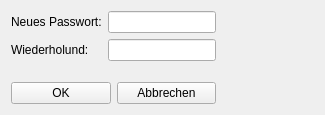
DenisReznikov/Smile, file Smile/UI/new_passwort.ui: the form before one commit.
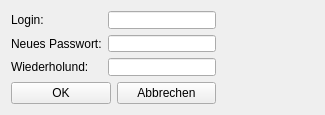
The form after the commit.

What changed in the file:
```diff
--- a/Smile/UI/new_passwort.ui
+++ b/Smile/UI/new_passwort.ui
@@ -31,29 +31,43 @@
   <layout class="QGridLayout" name="gridLayout">
    <item row="0" column="0">
     <layout class="QFormLayout" name="formLayout">
-     <item row="0" column="0">
+     <item row="1" column="0">
       <widget class="QLabel" name="label_2">
        <property name="text">
         <string>Neues Passwort:</string>
        </property>
       </widget>
      </item>
-     <item row="0" column="1">
-      <widget class="QLineEdit" name="password">
+     <item row="1" column="1">
+      <widget class="QLineEdit" name="linePasswordF">
        <property name="echoMode">
         <enum>QLineEdit::Password</enum>
        </property>
       </widget>
      </item>
-     <item row="1" column="0">
+     <item row="2" column="0">
       <widget class="QLabel" name="label">
        <property name="text">
         <string>Wiederholund:</string>
        </property>
       </widget>
      </item>
-     <item row="1" column="1">
-      <widget class="QLineEdit" name="UserName"/>
+     <item row="2" column="1">
+      <widget class="QLineEdit" name="linePasswordS">
+       <property name="echoMode">
+        <enum>QLineEdit::Password</enum>
+       </property>
+      </widget>
+     </item>
+     <item row="0" column="0">
+      <widget class="QLabel" name="label_3">
+       <property name="text">
+        <string>Login:</string>
+       </property>
+      </widget>
+     </item>
+     <item row="0" column="1">
+      <widget class="QLineEdit" name="lineLogin"/>
      </item>
     </layout>
    </item>
```
